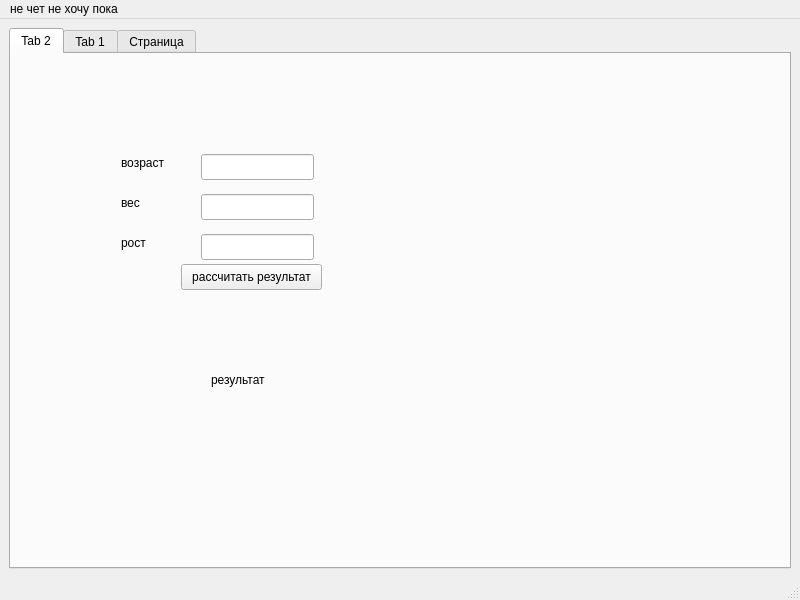
This is mainwindow.ui in ZentoTAG/project as Qt 5 draws it before an edit. The edited form follows.
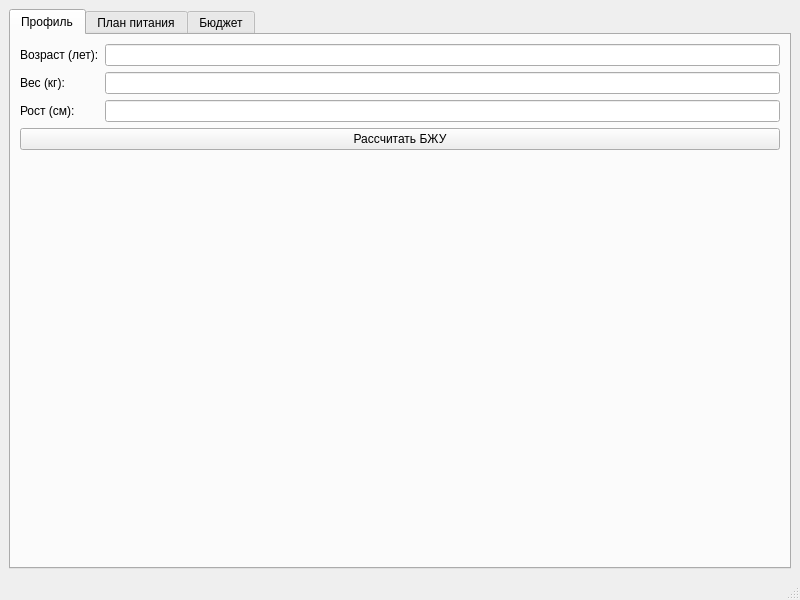
This is the edited form. The open tabs and pages were chosen to show the change.

The edit to the form file:
```diff
--- a/mainwindow.ui
+++ b/mainwindow.ui
@@ -14,115 +14,88 @@
    <string>MainWindow</string>
   </property>
   <widget class="QWidget" name="centralwidget">
-   <layout class="QHBoxLayout" name="horizontalLayout">
+   <layout class="QVBoxLayout" name="mainLayout">
     <item>
      <widget class="QTabWidget" name="tabWidget">
       <property name="currentIndex">
        <number>2</number>
       </property>
-      <widget class="QWidget" name="tab_2">
+      <!-- ВКЛАДКА ПРОФИЛЬ -->
+      <widget class="QWidget" name="tabProfile">
        <attribute name="title">
-        <string>Tab 2</string>
+        <string>Профиль</string>
        </attribute>
-       <widget class="QLabel" name="label">
-        <property name="geometry">
-         <rect>
-          <x>110</x>
-          <y>100</y>
-          <width>58</width>
-          <height>18</height>
-         </rect>
-        </property>
+       <layout class="QVBoxLayout" name="profileLayout">
+        <item>
+         <layout class="QFormLayout" name="profileForm">
+          <item row="0" column="0">
+           <widget class="QLabel" name="ageLabel">
         <property name="text">
-         <string>возраст</string>
-        </property>
-       </widget>
-       <widget class="QLabel" name="label_2">
-        <property name="geometry">
-         <rect>
-          <x>110</x>
-          <y>140</y>
-          <width>58</width>
-          <height>18</height>
-         </rect>
-        </property>
+             <string>Возраст (лет):</string>
+            </property>
+           </widget>
+          </item>
+          <item row="0" column="1">
+           <widget class="QLineEdit" name="ageInput"/>
+          </item>
+          <item row="1" column="0">
+           <widget class="QLabel" name="weightLabel">
         <property name="text">
-         <string>вес</string>
-        </property>
-       </widget>
-       <widget class="QLabel" name="label_3">
-        <property name="geometry">
-         <rect>
-          <x>110</x>
-          <y>180</y>
-          <width>58</width>
-          <height>18</height>
-         </rect>
-        </property>
+             <string>Вес (кг):</string>
+            </property>
+           </widget>
+          </item>
+          <item row="1" column="1">
+           <widget class="QLineEdit" name="weightInput"/>
+          </item>
+          <item row="2" column="0">
+           <widget class="QLabel" name="heightLabel">
         <property name="text">
-         <string>рост</string>
-        </property>
-       </widget>
-       <widget class="QLineEdit" name="ageInput">
-        <property name="geometry">
-         <rect>
-          <x>190</x>
-          <y>100</y>
-          <width>113</width>
-          <height>26</height>
-         </rect>
-        </property>
-       </widget>
-       <widget class="QLineEdit" name="weightInput">
-        <property name="geometry">
-         <rect>
-          <x>190</x>
-          <y>140</y>
-          <width>113</width>
-          <height>26</height>
-         </rect>
-        </property>
-       </widget>
-       <widget class="QLineEdit" name="heightInput">
-        <property name="geometry">
-         <rect>
-          <x>190</x>
-          <y>180</y>
-          <width>113</width>
-          <height>26</height>
-         </rect>
-        </property>
-       </widget>
+             <string>Рост (см):</string>
+            </property>
+           </widget>
+          </item>
+          <item row="2" column="1">
+           <widget class="QLineEdit" name="heightInput"/>
+          </item>
+         </layout>
+        </item>
+        <item>
        <widget class="QPushButton" name="calculateBtn">
-        <property name="geometry">
-         <rect>
-          <x>170</x>
-          <y>210</y>
-          <width>141</width>
-          <height>26</height>
-         </rect>
-        </property>
         <property name="text">
-         <string>рассчитать результат</string>
-        </property>
-       </widget>
+           <string>Рассчитать БЖУ</string>
+          </property>
+         </widget>
+        </item>
+        <item>
        <widget class="QLabel" name="resultLabel">
-        <property name="geometry">
-         <rect>
-          <x>200</x>
-          <y>240</y>
-          <width>111</width>
-          <height>171</height>
-         </rect>
-        </property>
         <property name="text">
-         <string>результат</string>
-        </property>
-       </widget>
+           <string/>
+          </property>
+          <property name="wordWrap">
+           <bool>true</bool>
+          </property>
+         </widget>
+        </item>
+        <item>
+         <spacer name="profileSpacer">
+          <property name="orientation">
+           <enum>Qt::Vertical</enum>
+          </property>
+          <property name="sizeHint" stdset="0">
+           <size>
+            <width>20</width>
+            <height>40</height>
+           </size>
+          </property>
+         </spacer>
+        </item>
+       </layout>
       </widget>
-      <widget class="QWidget" name="tab">
+      <!-- ВКЛАДКА ПЛАН ПИТАНИЯ -->
+      <widget class="QWidget" name="tabPlan">
        <attribute name="title">
-        <string>Tab 1</string>
+        <string>План питания</string>
        </attribute>
        <widget class="QPushButton" name="generateBtn">
         <property name="geometry">
@@ -161,9 +134,10 @@
         </property>
        </widget>
       </widget>
-      <widget class="QWidget" name="tab_3">
+      <!-- ВКЛАДКА БЮДЖЕТ -->
+      <widget class="QWidget" name="tabBudget">
        <attribute name="title">
-        <string>Страница</string>
+        <string>Бюджет</string>
        </attribute>
        <widget class="QLabel" name="ponyal">
         <property name="geometry">
@@ -280,12 +254,6 @@
      <height>23</height>
     </rect>
    </property>
-   <widget class="QMenu" name="menu">
-    <property name="title">
-     <string>не чет не хочу пока</string>
-    </property>
-   </widget>
-   <addaction name="menu"/>
   </widget>
   <widget class="QStatusBar" name="statusbar"/>
  </widget>
```
Left out of the diff: 207 changed lines with no effect on the pictures. Lines whose indentation alone changed are shown as unchanged.
